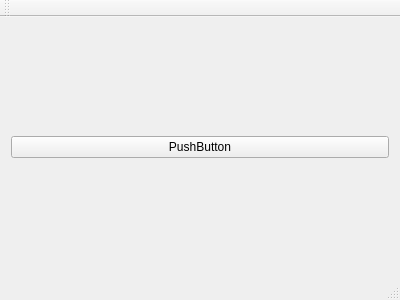
Qt form mainwindow.ui (johndacost/try_serialcom) before a commit.
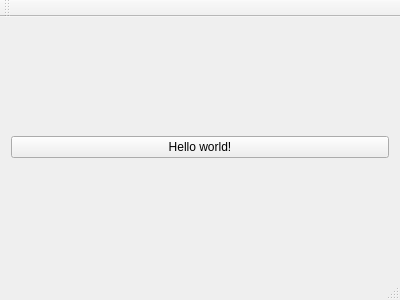
The same form after that commit.

```diff
--- a/mainwindow.ui
+++ b/mainwindow.ui
@@ -18,7 +18,7 @@
     <item>
      <widget class="QPushButton" name="pushButton">
       <property name="text">
-       <string>PushButton</string>
+       <string>Hello world!</string>
       </property>
      </widget>
     </item>
```
Left out of the diff: 2 changed lines with no effect on the pictures.
